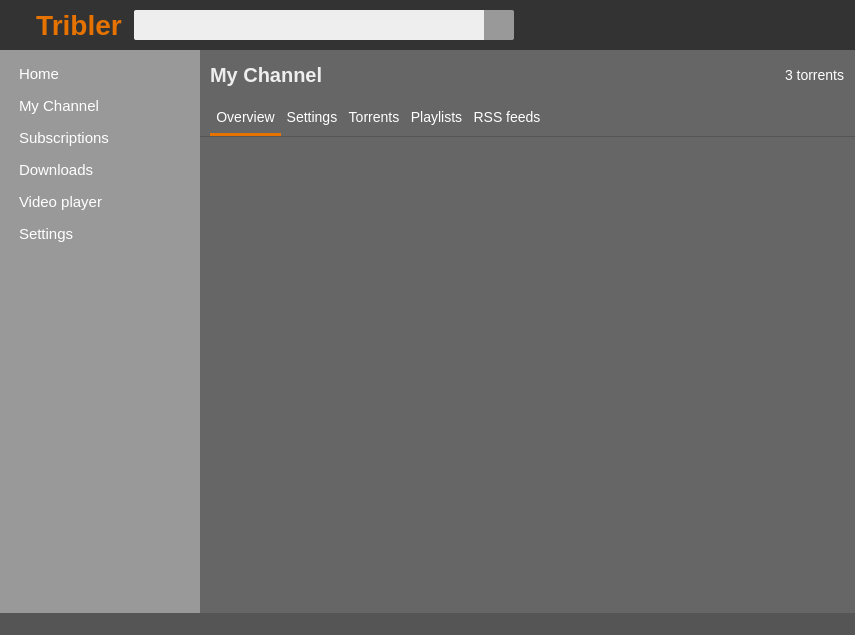
Old version of the form TriblerGUI/qt_resources/mainwindow.ui in the repository devos50/TriblerGUI.
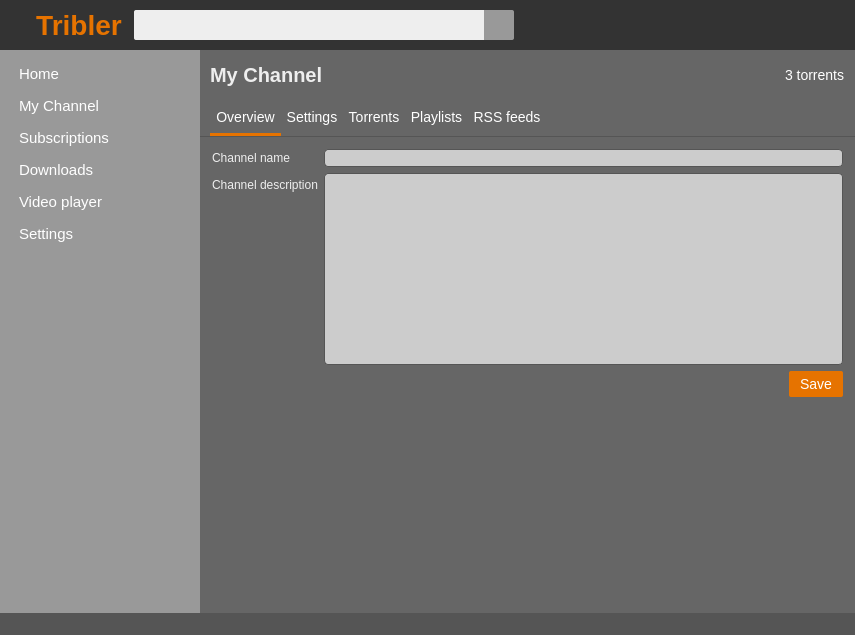
New version of the form. The open tabs and pages were chosen to show the change. Icons and pictures are not drawn. Custom widgets are drawn as their Qt base class.

Commit message: Created the rss feeds list on the my channel page

```diff
--- a/TriblerGUI/qt_resources/mainwindow.ui
+++ b/TriblerGUI/qt_resources/mainwindow.ui
@@ -1415,7 +1415,156 @@
                   </item>
                  </layout>
                 </widget>
-                <widget class="QWidget" name="my_channel_details_settings_page"/>
+                <widget class="QWidget" name="my_channel_details_settings_page">
+                 <layout class="QVBoxLayout" name="verticalLayout">
+                  <property name="leftMargin">
+                   <number>0</number>
+                  </property>
+                  <property name="topMargin">
+                   <number>0</number>
+                  </property>
+                  <property name="rightMargin">
+                   <number>0</number>
+                  </property>
+                  <property name="bottomMargin">
+                   <number>0</number>
+                  </property>
+                  <item>
+                   <layout class="QFormLayout" name="my_channel_settings_form">
+                    <property name="fieldGrowthPolicy">
+                     <enum>QFormLayout::ExpandingFieldsGrow</enum>
+                    </property>
+                    <property name="formAlignment">
+                     <set>Qt::AlignLeading|Qt::AlignLeft|Qt::AlignTop</set>
+                    </property>
+                    <property name="leftMargin">
+                     <number>12</number>
+                    </property>
+                    <property name="topMargin">
+                     <number>12</number>
+                    </property>
+                    <property name="rightMargin">
+                     <number>12</number>
+                    </property>
+                    <property name="bottomMargin">
+                     <number>12</number>
+                    </property>
+                    <item row="0" column="0">
+                     <widget class="QLabel" name="my_channel_settings_name_label">
+                      <property name="styleSheet">
+                       <string notr="true">color: #eee;</string>
+                      </property>
+                      <property name="text">
+                       <string>Channel name</string>
+                      </property>
+                     </widget>
+                    </item>
+                    <item row="0" column="1">
+                     <widget class="QLineEdit" name="lineEdit_3">
+                      <property name="styleSheet">
+                       <string notr="true">border: 1px solid #555;
+background-color: #ccc;
+border-radius: 4px;</string>
+                      </property>
+                     </widget>
+                    </item>
+                    <item row="1" column="0">
+                     <widget class="QLabel" name="my_channel_settings_description_label">
+                      <property name="styleSheet">
+                       <string notr="true">color: #eee;</string>
+                      </property>
+                      <property name="text">
+                       <string>Channel description</string>
+                      </property>
+                     </widget>
+                    </item>
+                    <item row="1" column="1">
+                     <widget class="QTextEdit" name="textEdit">
+                      <property name="styleSheet">
+                       <string notr="true">border: 1px solid #555;
+background-color: #ccc;
+border-radius: 4px;</string>
+                      </property>
+                     </widget>
+                    </item>
+                    <item row="2" column="1">
+                     <widget class="QWidget" name="widget_3" native="true">
+                      <layout class="QHBoxLayout" name="horizontalLayout_22">
+                       <property name="spacing">
+                        <number>0</number>
+                       </property>
+                       <property name="leftMargin">
+                        <number>0</number>
+                       </property>
+                       <property name="topMargin">
+                        <number>0</number>
+                       </property>
+                       <property name="rightMargin">
+                        <number>0</number>
+                       </property>
+                       <property name="bottomMargin">
+                        <number>0</number>
+                       </property>
+                       <item>
+                        <spacer name="horizontalSpacer_31">
+                         <property name="orientation">
+                          <enum>Qt::Horizontal</enum>
+                         </property>
+                         <property name="sizeHint" stdset="0">
+                          <size>
+                           <width>440</width>
+                           <height>20</height>
+                          </size>
+                         </property>
+                        </spacer>
+                       </item>
+                       <item>
+                        <widget class="QToolButton" name="toolButton_2">
+                         <property name="minimumSize">
+                          <size>
+                           <width>54</width>
+                           <height>26</height>
+                          </size>
+                         </property>
+                         <property name="maximumSize">
+                          <size>
+                           <width>54</width>
+                           <height>26</height>
+                          </size>
+                         </property>
+                         <property name="styleSheet">
+                          <string notr="true">border: none;
+border-radius: 2px;
+background-color: #e67300;
+color: white;
+font-size: 14px;
+</string>
+                         </property>
+                         <property name="text">
+                          <string>Save</string>
+                         </property>
+                        </widget>
+                       </item>
+                      </layout>
+                     </widget>
+                    </item>
+                   </layout>
+                  </item>
+                  <item>
+                   <spacer name="verticalSpacer_2">
+                    <property name="orientation">
+                     <enum>Qt::Vertical</enum>
+                    </property>
+                    <property name="sizeHint" stdset="0">
+                     <size>
+                      <width>20</width>
+                      <height>40</height>
+                     </size>
+                    </property>
+                   </spacer>
+                  </item>
+                 </layout>
+                </widget>
                 <widget class="QWidget" name="my_channel_details_torrents_page">
                  <layout class="QVBoxLayout" name="verticalLayout">
                   <property name="spacing">
```
Left out of the diff: 292 changed lines with no effect on the pictures. The commit also changes 1 other file.
